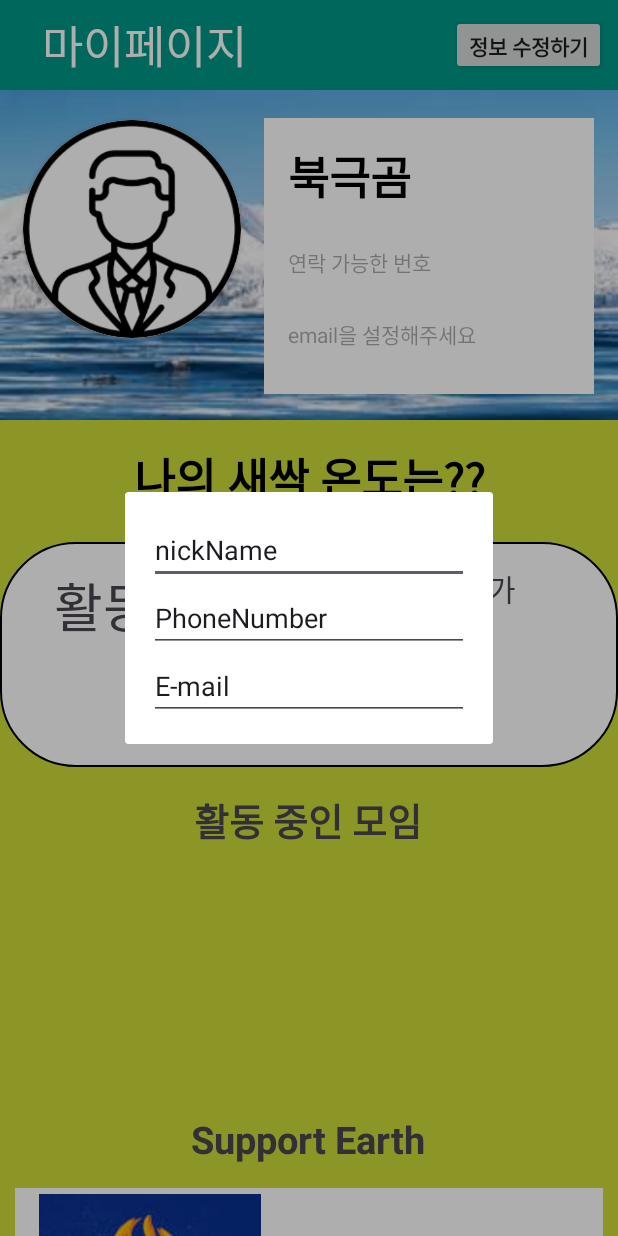
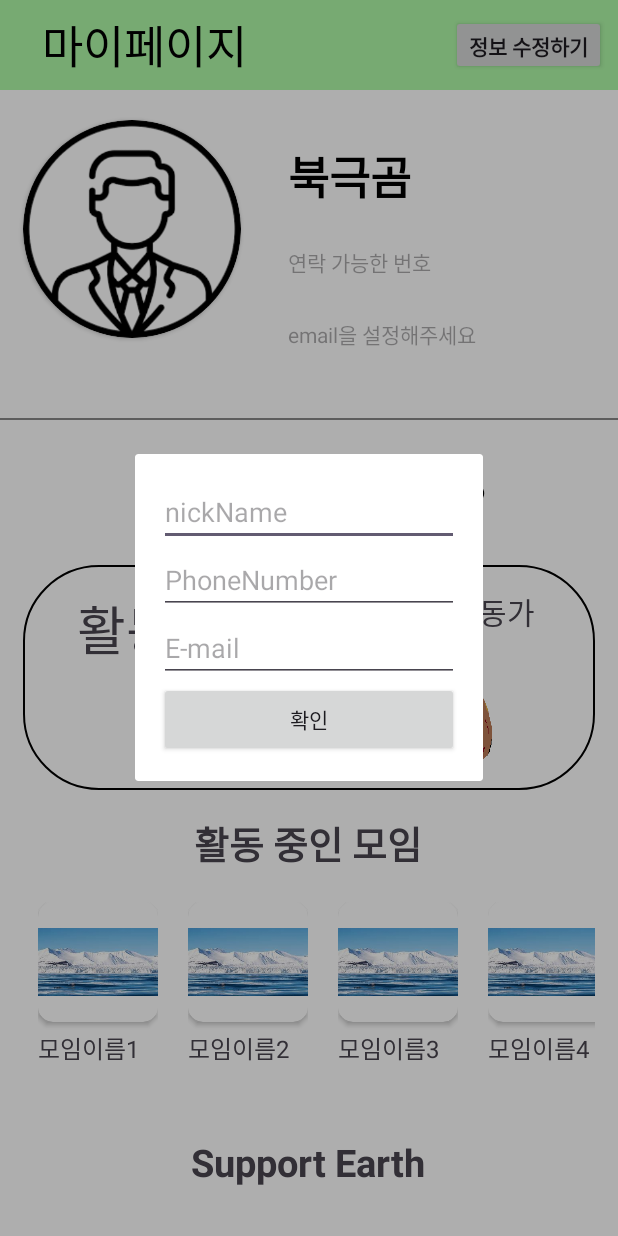
Before and after one commit to team3contactsApp/contactsApp, an Android app: the fragment MypageFragment shown on its own in the app's theme, after a tap on "정보 수정하기", on a phone screen of 412 x 824 dp. Run offline under Robolectric (Android 15) with nearby library versions, the phone set to English and light mode, and no system bars.

Commit message:
추가 : 마이페이지 리사이클러뷰어댑터 추가 및 기능 구현

```diff
--- a/app/src/main/java/com/android/team3_contactsapp/MyDialogFragment.kt
+++ b/app/src/main/java/com/android/team3_contactsapp/MyDialogFragment.kt
@@ -27,35 +27,20 @@ class MyDialogFragment(private val mypageFragment: MypageFragment) : DialogFragm
 
         val builder = AlertDialog.Builder(requireActivity())
 
-        // 제목과 아이콘 설정
-        builder.setTitle("정보를 입력해주세요.")
-        builder.setIcon(R.drawable.seedimage)
-
         // 커스텀 뷰 설정
         builder.setView(customView)
 
         val edit1: EditText? = customView.findViewById(R.id.editText)
         val edit2: EditText? = customView.findViewById(R.id.editText2)
         val edit3: EditText? = customView.findViewById(R.id.editText3)
-        val listener = DialogInterface.OnClickListener { dialog, which ->
-            when (which) {
-                DialogInterface.BUTTON_POSITIVE -> {
+        binding.btnOkay.setOnClickListener {
             mypageFragment.updateInformation(
                 edit1?.text.toString(),
                 edit2?.text.toString(),
                 edit3?.text.toString()
             )
-                }
-
-                DialogInterface.BUTTON_NEGATIVE -> {
             dismiss()
         }
-            }
-        }
-
-        builder.setPositiveButton("확인", listener)
-        builder.setNegativeButton("취소", null)
-
         return customView
     }
 
--- /dev/null
+++ b/app/src/main/java/com/android/team3_contactsapp/MyPageAdapter.kt
@@ -0,0 +1,30 @@
+package com.android.team3_contactsapp
+
+import android.view.LayoutInflater
+import android.view.ViewGroup
+import androidx.recyclerview.widget.RecyclerView
+import com.android.team3_contactsapp.databinding.MypageRecyclerBinding
+import com.android.team3_contactsapp.databinding.RecyclerviewItemContactBinding
+
+class MyPageAdapter (val myItems : MutableList<MyJoinedGroup>): RecyclerView.Adapter<MyPageAdapter.Holder>() {
+
+
+    override fun onCreateViewHolder(parent: ViewGroup, viewType: Int): MyPageAdapter.Holder {
+        val binding = MypageRecyclerBinding.inflate(LayoutInflater.from(parent.context),parent,false)
+        return Holder(binding)
+    }
+
+    override fun onBindViewHolder(holder: Holder ,position: Int) {
+        holder.mpImage.setImageResource(myItems[position].img)
+        holder.mpName.text = myItems[position].name
+    }
+
+    override fun getItemCount(): Int {
+        return myItems.size
+    }
+
+    inner class Holder(val binding: MypageRecyclerBinding) : RecyclerView.ViewHolder(binding.root){
+        val mpImage = binding.mypageJoinedGroupImg
+        val mpName = binding.mypageJoinedGroupName
+    }
+}
--- a/app/src/main/java/com/android/team3_contactsapp/MypageFragment.kt
+++ b/app/src/main/java/com/android/team3_contactsapp/MypageFragment.kt
@@ -9,6 +9,7 @@ import android.view.LayoutInflater
 import android.view.View
 import android.view.ViewGroup
 import android.widget.EditText
+import androidx.recyclerview.widget.LinearLayoutManager
 import com.android.team3_contactsapp.databinding.FragmentMypageBinding
 
 private const val ARG_PARAM1 = "param1"
@@ -35,12 +36,21 @@ class MypageFragment : Fragment() {
     ): View? {
         _binding = FragmentMypageBinding.inflate(inflater, container, false)
         val view = binding.root
+
+        //마이페이지 리사이클러뷰
+        val MyPageAdapter = MyPageAdapter(Data.myJoinedgroup)
+        binding.mypageRecyclerView.adapter = MyPageAdapter
+        binding.mypageRecyclerView.layoutManager = LinearLayoutManager(context, LinearLayoutManager.HORIZONTAL,false)
+
+        //수정 다이어로그 생성
         binding.mypageClear.setOnClickListener {
             val dialogFragment = MyDialogFragment(this)
             dialogFragment.show(parentFragmentManager, "myDialog")
         }
         return view
+
     }
+
 
     fun updateInformation(name: String?, phoneNumber: String?, email: String?) {
         binding.mypageName.text = name
--- a/app/src/main/res/layout/clear_dialog.xml
+++ b/app/src/main/res/layout/clear_dialog.xml
@@ -16,7 +16,7 @@
             android:layout_height="wrap_content"
             android:ems="10"
             android:inputType="textPersonName"
-            android:text="nickName" />
+            android:hint="nickName" />
 
         <EditText
             android:id="@+id/editText2"
@@ -24,7 +24,7 @@
             android:layout_height="wrap_content"
             android:ems="10"
             android:inputType="textPersonName"
-            android:text="PhoneNumber" />
+            android:hint="PhoneNumber" />
 
         <EditText
             android:id="@+id/editText3"
@@ -32,6 +32,13 @@
             android:layout_height="wrap_content"
             android:ems="10"
             android:inputType="textPersonName"
-            android:text="E-mail" />
+            android:hint="E-mail" />
+
+        <androidx.appcompat.widget.AppCompatButton
+            android:id="@+id/btn_okay"
+            android:layout_width="200dp"
+            android:layout_height="50dp"
+            android:text="@string/Okay"
+            android:layout_gravity="center"/>
     </LinearLayout>
 </LinearLayout>
--- a/app/src/main/res/layout/fragment_mypage.xml
+++ b/app/src/main/res/layout/fragment_mypage.xml
@@ -4,13 +4,14 @@
     android:layout_width="match_parent"
     android:layout_height="match_parent"
     xmlns:app="http://schemas.android.com/apk/res-auto"
-    tools:context=".MypageFragment">
+    tools:context=".MypageFragment"
+    android:background="@color/white">
 
     <androidx.constraintlayout.widget.ConstraintLayout
         android:id="@+id/mypage_toptap"
         android:layout_width="match_parent"
         android:layout_height="60dp"
-        android:background="#009688"
+        android:background="#AEF8A7"
         app:layout_constraintStart_toStartOf="parent"
         app:layout_constraintTop_toTopOf="parent" >
 
@@ -20,7 +21,7 @@
             android:layout_height="wrap_content"
             android:layout_marginStart="28dp"
             android:text="마이페이지"
-            android:textColor="@color/white"
+            android:textColor="@color/black"
             android:textSize="30sp"
             app:layout_constraintBottom_toBottomOf="parent"
             app:layout_constraintStart_toStartOf="parent"
@@ -44,11 +45,11 @@
         android:id="@+id/middle"
         android:layout_width="match_parent"
         android:layout_height="220dp"
-        android:background="@drawable/bokguk"
         app:layout_constraintEnd_toEndOf="parent"
         app:layout_constraintHorizontal_bias="0.0"
         app:layout_constraintStart_toStartOf="parent"
-        app:layout_constraintTop_toBottomOf="@+id/mypage_toptap">
+        app:layout_constraintTop_toBottomOf="@+id/mypage_toptap"
+     >
 
         <androidx.cardview.widget.CardView
             android:id="@+id/mypage_cardView"
@@ -67,9 +68,12 @@
                 android:scaleType="centerCrop"
                 android:src="@drawable/mypage" />
 
+
+
         </androidx.cardview.widget.CardView>
 
         <androidx.constraintlayout.widget.ConstraintLayout
+            android:id="@+id/mypage_profilebox"
             android:layout_width="220dp"
             android:layout_height="184dp"
             android:background="@color/white"
@@ -110,7 +114,17 @@
                 android:textStyle="bold"
                 app:layout_constraintStart_toStartOf="parent"
                 app:layout_constraintTop_toTopOf="parent" />
+
         </androidx.constraintlayout.widget.ConstraintLayout>
+
+        <View
+            android:layout_width="match_parent"
+            android:layout_height="1dp"
+            android:background="#888888"
+            android:layout_marginTop="10dp"
+            app:layout_constraintStart_toStartOf="parent"
+            app:layout_constraintEnd_toEndOf="parent"
+            app:layout_constraintBottom_toBottomOf="parent"/>
 
 
     </androidx.constraintlayout.widget.ConstraintLayout>
@@ -121,13 +135,13 @@
         app:layout_constraintBottom_toBottomOf="parent"
         app:layout_constraintEnd_toEndOf="parent"
         app:layout_constraintStart_toStartOf="parent"
-        app:layout_constraintTop_toBottomOf="@+id/middle">
+        app:layout_constraintTop_toBottomOf="@+id/middle"
+        android:padding="15dp">
 
 
         <androidx.constraintlayout.widget.ConstraintLayout
             android:layout_width="match_parent"
-            android:layout_height="match_parent"
-            android:background="#CDDC39">
+            android:layout_height="match_parent">
 
 
             <TextView
@@ -222,7 +236,7 @@
                 app:layout_constraintTop_toBottomOf="@id/activity_cons" />
 
             <androidx.recyclerview.widget.RecyclerView
-                android:id="@+id/recycler1"
+                android:id="@+id/mypageRecyclerView"
                 android:layout_width="match_parent"
                 android:layout_height="150dp"
                 android:layout_marginTop="10dp"
@@ -241,7 +255,7 @@
                 app:layout_constraintEnd_toEndOf="parent"
                 app:layout_constraintHorizontal_bias="0.498"
                 app:layout_constraintStart_toStartOf="parent"
-                app:layout_constraintTop_toBottomOf="@id/recycler1" />
+                app:layout_constraintTop_toBottomOf="@id/mypageRecyclerView" />
 
             <androidx.constraintlayout.widget.ConstraintLayout
                 android:layout_width="match_parent"
@@ -309,6 +323,7 @@
 
 
 
+
         </androidx.constraintlayout.widget.ConstraintLayout>
 
 
--- a/app/src/main/res/layout/mypage_recycler.xml
+++ b/app/src/main/res/layout/mypage_recycler.xml
@@ -1,6 +1,32 @@
 <?xml version="1.0" encoding="utf-8"?>
-<androidx.constraintlayout.widget.ConstraintLayout xmlns:android="http://schemas.android.com/apk/res/android"
-    android:layout_width="match_parent"
-    android:layout_height="match_parent">
+<LinearLayout xmlns:android="http://schemas.android.com/apk/res/android"
+    xmlns:app="http://schemas.android.com/apk/res-auto"
+    xmlns:tools="http://schemas.android.com/tools"
+    android:orientation="vertical" android:layout_width="wrap_content"
+    android:layout_height="wrap_content"
+    android:padding="10dp">
 
-</androidx.constraintlayout.widget.ConstraintLayout>
+    <androidx.cardview.widget.CardView
+        android:layout_width="wrap_content"
+        android:layout_height="wrap_content"
+        app:cardCornerRadius="10dp">
+
+        <ImageView
+            android:layout_width="80dp"
+            android:layout_height="80dp"
+            android:id="@+id/mypage_joinedGroupImg"
+            tools:srcCompat="@tools:sample/avatars" />
+
+    </androidx.cardview.widget.CardView>
+
+    <TextView
+        android:id="@+id/mypage_joinedGroupName"
+        android:layout_width="match_parent"
+        android:layout_height="wrap_content"
+        android:textSize="16sp"
+        android:text="#이름없음"
+        android:layout_marginTop="5dp"
+        android:ellipsize="end"
+        android:maxLines="2"/>
+
+</LinearLayout>
--- a/app/src/main/res/values/strings.xml
+++ b/app/src/main/res/values/strings.xml
@@ -17,4 +17,5 @@
     <string name="honeybee">꿀벌 살리기 캠페인</string>
     <string name="earthwarm">지구를 위한 모금</string>
     <string name="correction">정보 수정하기</string>
+    <string name="Okay">확인</string>
 </resources>
```
Lines whose indentation alone changed are shown as unchanged.
